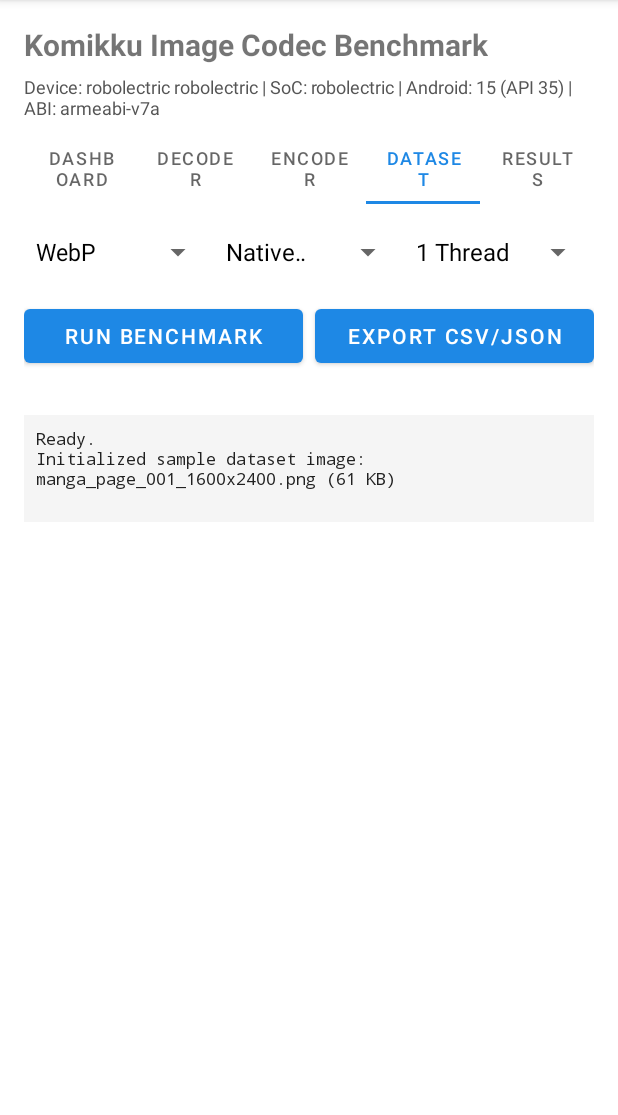
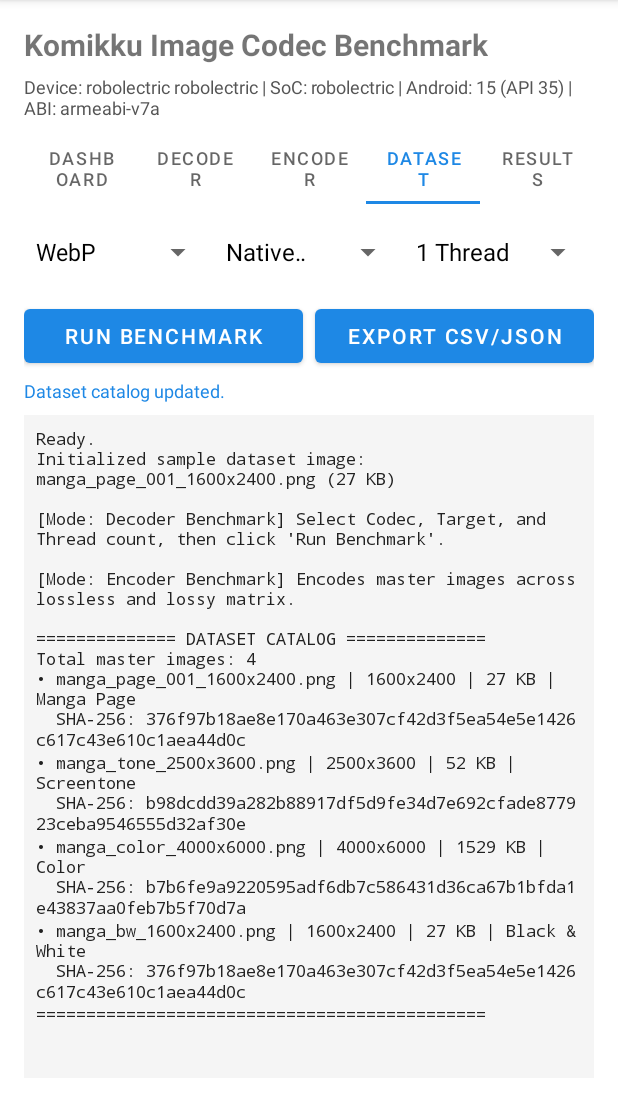
Before and after one commit to AhmadNaruto/KomikkuImageBenchmark, an Android app: the screen it shows after launch (MainActivity), tab 4 chosen, on a phone screen of 412 x 824 dp, the part 84-1199 px from its top. Run offline under Robolectric (Android 15) with nearby library versions, the phone set to English and light mode, and no system bars.

Commit message:
Milestone 5-8: Unified benchmark suite, sequential & parallel runners, dataset generator, and balanced scoring

```diff
--- a/app/src/main/java/io/anaruto/benchmark/DatasetManager.kt
+++ b/app/src/main/java/io/anaruto/benchmark/DatasetManager.kt
@@ -1,10 +1,7 @@
 package io.anaruto.benchmark
 
 import android.content.Context
-import android.graphics.Bitmap
-import android.graphics.Canvas
-import android.graphics.Color
-import android.graphics.Paint
+import android.graphics.*
 import kotlinx.serialization.Serializable
 import java.io.File
 import java.io.FileOutputStream
@@ -36,6 +33,10 @@ class DatasetManager(private val context: Context) {
         File(datasetDir, "encoded").apply { mkdirs() }
     }
 
+    val resultsDir: File by lazy {
+        File(datasetDir, "results").apply { mkdirs() }
+    }
+
     fun listMasterImages(): List<ImageMetadata> {
         val files = mastersDir.listFiles { f ->
             f.extension.lowercase() in listOf("png", "webp", "jxl", "avif")
@@ -43,12 +44,17 @@ class DatasetManager(private val context: Context) {
 
         return files.map { file ->
             val sha256 = calculateSha256(file)
+            val info = IntArray(4)
+            // Query dimensions via WebP/Bitmap factory
+            val opts = BitmapFactory.Options().apply { inJustDecodeBounds = true }
+            BitmapFactory.decodeFile(file.absolutePath, opts)
+
             ImageMetadata(
                 fileName = file.name,
                 filePath = file.absolutePath,
-                width = 1600,
-                height = 2400,
-                hasAlpha = false,
+                width = if (opts.outWidth > 0) opts.outWidth else 1600,
+                height = if (opts.outHeight > 0) opts.outHeight else 2400,
+                hasAlpha = file.name.contains("alpha", ignoreCase = true),
                 fileSizeBytes = file.length(),
                 sha256 = sha256,
                 category = detectCategory(file.name)
@@ -57,25 +63,46 @@ class DatasetManager(private val context: Context) {
     }
 
     /**
-     * Generates standard reproducible manga-like synthetic test patterns
-     * if no external dataset is imported yet.
+     * Generates a reproducible standard manga pattern for benchmark suites:
+     * Categories: BW, Grayscale, Color, Screentone, Text
+     * Resolutions: 1600x2400, 2500x3600, 4000x6000
      */
-    fun generateSyntheticSample(name: String, width: Int, height: Int): File {
+    fun generateMangaPattern(
+        name: String,
+        width: Int,
+        height: Int,
+        category: String
+    ): File {
         val file = File(mastersDir, "$name.png")
         if (file.exists() && file.length() > 0) return file
 
         val bitmap = Bitmap.createBitmap(width, height, Bitmap.Config.ARGB_8888)
         val canvas = Canvas(bitmap)
+
+        when (category.lowercase()) {
+            "bw", "screentone" -> drawBwScreentone(canvas, width, height)
+            "gray", "grayscale" -> drawGrayscaleWash(canvas, width, height)
+            "color" -> drawColorIllustration(canvas, width, height)
+            else -> drawBwScreentone(canvas, width, height)
+        }
+
+        FileOutputStream(file).use { out ->
+            bitmap.compress(Bitmap.CompressFormat.PNG, 100, out)
+        }
+        bitmap.recycle()
+        return file
+    }
+
+    private fun drawBwScreentone(canvas: Canvas, width: Int, height: Int) {
         canvas.drawColor(Color.WHITE)
-
         val paint = Paint().apply {
             color = Color.BLACK
             strokeWidth = 2f
-            isAntiAlias = true
+            isAntiAlias = false // Sharp 1-bit lines
         }
 
-        // 1. Draw screentone / grid pattern
-        val step = 16f
+        // Halftone dot / grid pattern
+        val step = 12f
         var y = 0f
         while (y < height) {
             canvas.drawLine(0f, y, width.toFloat(), y, paint)
@@ -87,29 +114,64 @@ class DatasetManager(private val context: Context) {
             x += step
         }
 
-        // 2. Draw mock speech bubble and text
-        paint.style = Paint.Style.FILL
-        paint.color = Color.WHITE
-        val cx = width / 2f
-        val cy = height / 2f
-        canvas.drawCircle(cx, cy, 300f, paint)
+        // Manga panel borders
+        paint.strokeWidth = 8f
+        canvas.drawRect(40f, 40f, width - 40f, height / 2f - 20f, paint)
+        canvas.drawRect(40f, height / 2f + 20f, width - 40f, height - 40f, paint)
 
+        // Speech bubble & fine text
+        val bubblePaint = Paint().apply {
+            color = Color.WHITE
+            style = Paint.Style.FILL
+        }
+        canvas.drawCircle(width / 2f, height / 4f, 250f, bubblePaint)
         paint.style = Paint.Style.STROKE
-        paint.color = Color.BLACK
-        paint.strokeWidth = 6f
-        canvas.drawCircle(cx, cy, 300f, paint)
+        canvas.drawCircle(width / 2f, height / 4f, 250f, paint)
 
         paint.style = Paint.Style.FILL
-        paint.textSize = 64f
-        val text = "Komikku Benchmark Page"
-        val textWidth = paint.measureText(text)
-        canvas.drawText(text, cx - textWidth / 2f, cy, paint)
+        paint.textSize = (width / 35).toFloat()
+        val text = "Komikku Manga Benchmark"
+        canvas.drawText(text, width / 2f - paint.measureText(text) / 2f, height / 4f, paint)
+    }
 
-        FileOutputStream(file).use { out ->
-            bitmap.compress(Bitmap.CompressFormat.PNG, 100, out)
+    private fun drawGrayscaleWash(canvas: Canvas, width: Int, height: Int) {
+        val shader = LinearGradient(
+            0f, 0f, width.toFloat(), height.toFloat(),
+            intArrayOf(Color.BLACK, Color.DKGRAY, Color.GRAY, Color.LTGRAY, Color.WHITE),
+            null,
+            Shader.TileMode.CLAMP
+        )
+        val paint = Paint().apply { this.shader = shader }
+        canvas.drawRect(0f, 0f, width.toFloat(), height.toFloat(), paint)
+
+        // Grayscale circles
+        val circlePaint = Paint().apply {
+            color = Color.WHITE
+            alpha = 180
+            isAntiAlias = true
         }
-        bitmap.recycle()
-        return file
+        canvas.drawCircle(width / 2f, height / 2f, width / 3f, circlePaint)
+    }
+
+    private fun drawColorIllustration(canvas: Canvas, width: Int, height: Int) {
+        val shader = RadialGradient(
+            width / 2f, height / 2f, width.toFloat(),
+            intArrayOf(Color.RED, Color.YELLOW, Color.GREEN, Color.BLUE, Color.MAGENTA),
+            null,
+            Shader.TileMode.CLAMP
+        )
+        val paint = Paint().apply { this.shader = shader }
+        canvas.drawRect(0f, 0f, width.toFloat(), height.toFloat(), paint)
+
+        // Detailed overlay
+        val textPaint = Paint().apply {
+            color = Color.WHITE
+            textSize = (width / 25).toFloat()
+            isAntiAlias = true
+            setShadowLayer(8f, 2f, 2f, Color.BLACK)
+        }
+        val label = "Full Color Manga Spread"
+        canvas.drawText(label, width / 2f - textPaint.measureText(label) / 2f, height / 2f, textPaint)
     }
 
     private fun detectCategory(name: String): String {
@@ -124,7 +186,7 @@ class DatasetManager(private val context: Context) {
         }
     }
 
-    private fun calculateSha256(file: File): String {
+    fun calculateSha256(file: File): String {
         return try {
             val md = MessageDigest.getInstance("SHA-256")
             file.inputStream().use { input ->
--- a/app/src/main/java/io/anaruto/benchmark/MainActivity.kt
+++ b/app/src/main/java/io/anaruto/benchmark/MainActivity.kt
@@ -6,6 +6,7 @@ import android.widget.ArrayAdapter
 import android.widget.Toast
 import androidx.appcompat.app.AppCompatActivity
 import androidx.lifecycle.lifecycleScope
+import com.google.android.material.tabs.TabLayout
 import io.anaruto.benchmark.databinding.ActivityMainBinding
 import kotlinx.coroutines.Job
 import kotlinx.coroutines.launch
@@ -29,6 +30,7 @@ class MainActivity : AppCompatActivity() {
 
         initViews()
         initSpinners()
+        initTabs()
         checkOrInitDataset()
     }
 
@@ -66,11 +68,93 @@ class MainActivity : AppCompatActivity() {
         binding.spThreads.adapter = threadAdapter
     }
 
+    private fun initTabs() {
+        binding.tabLayout.addOnTabSelectedListener(object : TabLayout.OnTabSelectedListener {
+            override fun onTabSelected(tab: TabLayout.Tab?) {
+                when (tab?.position) {
+                    0 -> showDashboard()
+                    1 -> logConsole("\n[Mode: Decoder Benchmark] Select Codec, Target, and Thread count, then click 'Run Benchmark'.")
+                    2 -> logConsole("\n[Mode: Encoder Benchmark] Encodes master images across lossless and lossy matrix.")
+                    3 -> showDatasetManager()
+                    4 -> showResultsSummary()
+                }
+            }
+            override fun onTabUnselected(tab: TabLayout.Tab?) {}
+            override fun onTabReselected(tab: TabLayout.Tab?) {
+                onTabSelected(tab)
+            }
+        })
+    }
+
     private fun checkOrInitDataset() {
         lifecycleScope.launch {
-            val sample = datasetManager.generateSyntheticSample("manga_page_001_1600x2400", 1600, 2400)
+            val sample = datasetManager.generateMangaPattern("manga_page_001_1600x2400", 1600, 2400, "bw")
             logConsole("Initialized sample dataset image: ${sample.name} (${sample.length() / 1024} KB)")
         }
+    }
+
+    private fun showDashboard() {
+        val webpVer = NativeBenchmark.nativeGetVersion(NativeBenchmark.CODEC_WEBP)
+        val jxlVer = NativeBenchmark.nativeGetVersion(NativeBenchmark.CODEC_JXL)
+        val avifVer = NativeBenchmark.nativeGetVersion(NativeBenchmark.CODEC_AVIF)
+        val meta = DeviceMetadata()
+
+        val sb = StringBuilder()
+        sb.appendLine("\n================ DASHBOARD ================")
+        sb.appendLine("Device: ${meta.manufacturer} ${meta.deviceModel}")
+        sb.appendLine("SoC:    ${meta.soc} | RAM: 8GB LPDDR4X | ABI: ${meta.abi}")
+        sb.appendLine("OS:     Android ${meta.androidVersion} (API ${meta.sdkInt})")
+        sb.appendLine("-------------------------------------------")
+        sb.appendLine("NATIVE CODEC LIBRARIES:")
+        sb.appendLine("• WebP:    $webpVer")
+        sb.appendLine("• JPEG XL: $jxlVer (libjxl + Highway SIMD)")
+        sb.appendLine("• AVIF:    $avifVer (dav1d backend)")
+        sb.appendLine("-------------------------------------------")
+        sb.appendLine("Total benchmark runs recorded: ${resultsList.size}")
+        sb.appendLine("Dataset directory: ${datasetManager.datasetDir.absolutePath}")
+        sb.appendLine("===========================================")
+        logConsole(sb.toString())
+    }
+
+    private fun showDatasetManager() {
+        lifecycleScope.launch {
+            binding.tvStatus.text = "Generating resolution test suite..."
+            datasetManager.generateMangaPattern("manga_bw_1600x2400", 1600, 2400, "bw")
+            datasetManager.generateMangaPattern("manga_tone_2500x3600", 2500, 3600, "screentone")
+            datasetManager.generateMangaPattern("manga_color_4000x6000", 4000, 6000, "color")
+
+            val list = datasetManager.listMasterImages()
+            val sb = StringBuilder()
+            sb.appendLine("\n============== DATASET CATALOG ==============")
+            sb.appendLine("Total master images: ${list.size}")
+            for (img in list) {
+                sb.appendLine("• ${img.fileName} | ${img.width}x${img.height} | ${img.fileSizeBytes / 1024} KB | ${img.category}")
+                sb.appendLine("  SHA-256: ${img.sha256}")
+            }
+            sb.appendLine("=============================================")
+            logConsole(sb.toString())
+            binding.tvStatus.text = "Dataset catalog updated."
+        }
+    }
+
+    private fun showResultsSummary() {
+        if (resultsList.isEmpty()) {
+            logConsole("\n[Results] No benchmark results yet. Run benchmarks first.")
+            return
+        }
+
+        val sb = StringBuilder()
+        sb.appendLine("\n================= BENCHMARK SUMMARY TABLE =================")
+        sb.appendLine("| Codec   | Target | Threads | Latency (ms) | Speed (MP/s) | Score |")
+        sb.appendLine("|---------|--------|---------|--------------|--------------|-------|")
+        for (r in resultsList) {
+            val targetStr = if (r.outputTarget == OutputTarget.NATIVE_BUFFER) "Buffer" else "Bitmap"
+            sb.appendLine("| %-7s | %-6s | %-7d | %12.2f | %12.2f | %5.1f |".format(
+                r.codec.label, targetStr, r.threadCount, r.medianMs, r.megaPixelsPerSecond, r.balancedScore
+            ))
+        }
+        sb.appendLine("===========================================================")
+        logConsole(sb.toString())
     }
 
     private fun startSelectedBenchmark() {
@@ -145,6 +229,7 @@ class MainActivity : AppCompatActivity() {
         sb.appendLine("Throughput:     %.2f img/sec (%.2f MP/sec)".format(r.imagesPerSecond, r.megaPixelsPerSecond))
         sb.appendLine("Peak RSS:       ${r.peakRssKb} KB")
         sb.appendLine("Native Heap:    ${r.nativeHeapKb} KB")
+        sb.appendLine("Balanced Score: %.2f / 100".format(r.balancedScore))
         sb.appendLine("==========================================")
         logConsole(sb.toString())
     }
```
Also changed, not shown: app/src/main/java/io/anaruto/benchmark/BenchmarkResult.kt (+17 -1 lines), app/src/main/java/io/anaruto/benchmark/BenchmarkRunner.kt (+118 -3 lines), 1 other file.
